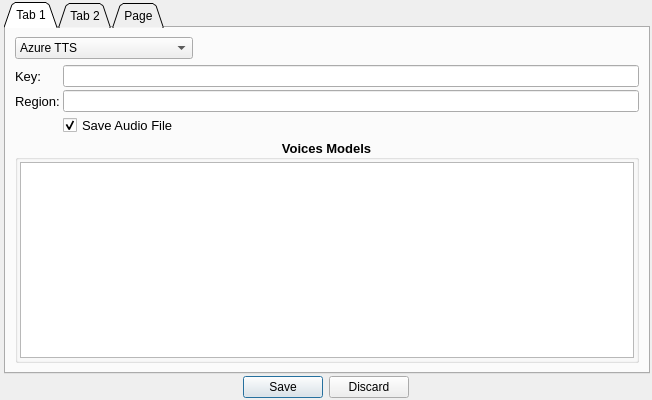
AceCentre/AACSpeakHelper, file GUI_TranslateAndTTS/form.ui: the form before one commit.
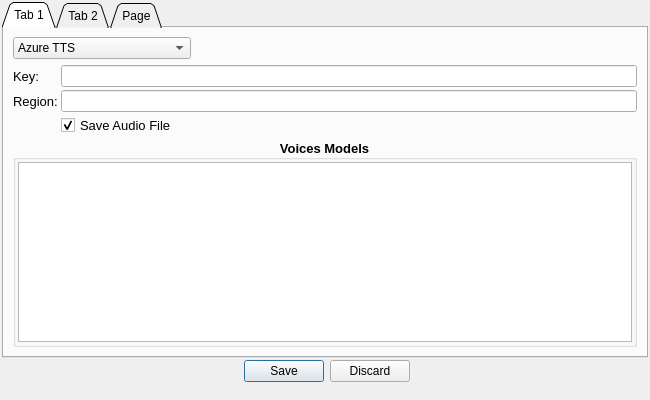
The form after the commit. Icons and pictures are not drawn.

Commit message: First Code with UI changes Part 8: Partial Fix for Slow Loading due to Azure and Google Online Fetching

What changed in the file:
```diff
--- a/GUI_TranslateAndTTS/form.ui
+++ b/GUI_TranslateAndTTS/form.ui
@@ -6,7 +6,7 @@
    <rect>
     <x>0</x>
     <y>0</y>
-    <width>588</width>
+    <width>641</width>
     <height>400</height>
    </rect>
   </property>
@@ -33,7 +33,30 @@
    <property name="spacing">
     <number>2</number>
    </property>
-   <item row="0" column="1">
+   <item row="3" column="2">
+    <widget class="QDialogButtonBox" name="buttonBox">
+     <property name="layoutDirection">
+      <enum>Qt::LeftToRight</enum>
+     </property>
+     <property name="inputMethodHints">
+      <set>Qt::ImhPreferUppercase</set>
+     </property>
+     <property name="standardButtons">
+      <set>QDialogButtonBox::Discard|QDialogButtonBox::Save</set>
+     </property>
+     <property name="centerButtons">
+      <bool>true</bool>
+     </property>
+    </widget>
+   </item>
+   <item row="4" column="2">
+    <widget class="QLabel" name="statusBar">
+     <property name="text">
+      <string/>
+     </property>
+    </widget>
+   </item>
+   <item row="0" column="0" colspan="3">
     <widget class="QTabWidget" name="tabWidget">
      <property name="tabShape">
       <enum>QTabWidget::Triangular</enum>
@@ -1287,22 +1310,6 @@
      </widget>
     </widget>
    </item>
-   <item row="3" column="0" colspan="2">
-    <widget class="QDialogButtonBox" name="buttonBox">
-     <property name="layoutDirection">
-      <enum>Qt::LeftToRight</enum>
-     </property>
-     <property name="inputMethodHints">
-      <set>Qt::ImhPreferUppercase</set>
-     </property>
-     <property name="standardButtons">
-      <set>QDialogButtonBox::Discard|QDialogButtonBox::Save</set>
-     </property>
-     <property name="centerButtons">
-      <bool>true</bool>
-     </property>
-    </widget>
-   </item>
   </layout>
  </widget>
  <resources>
```
The commit also changes 3 other files.
